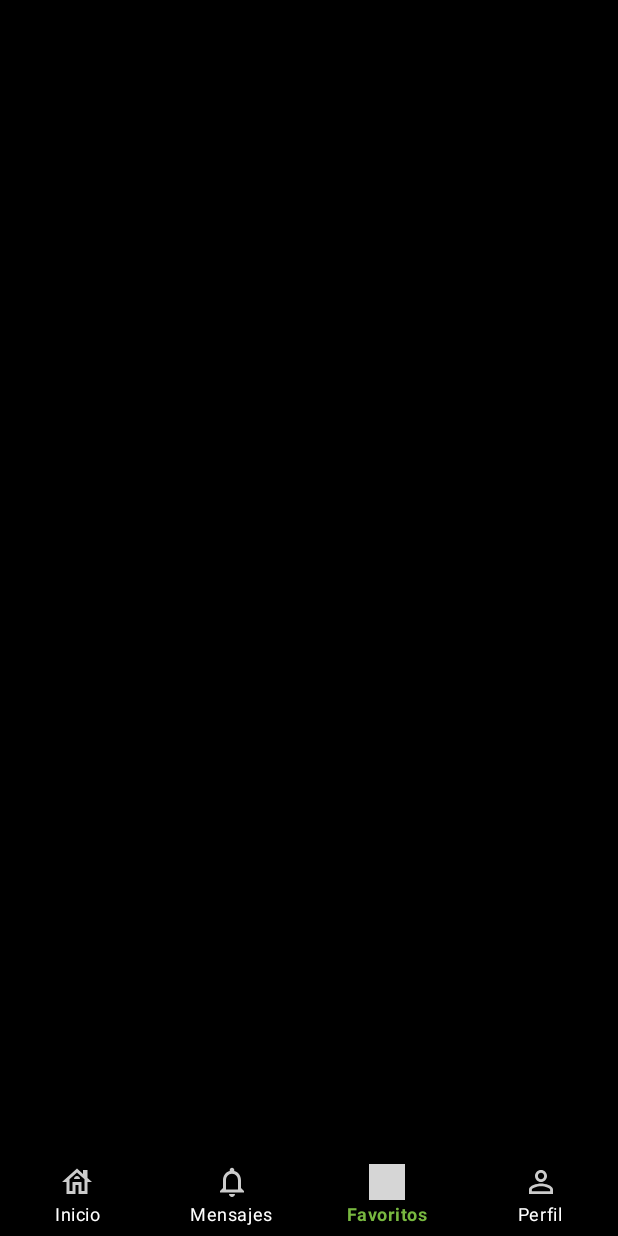
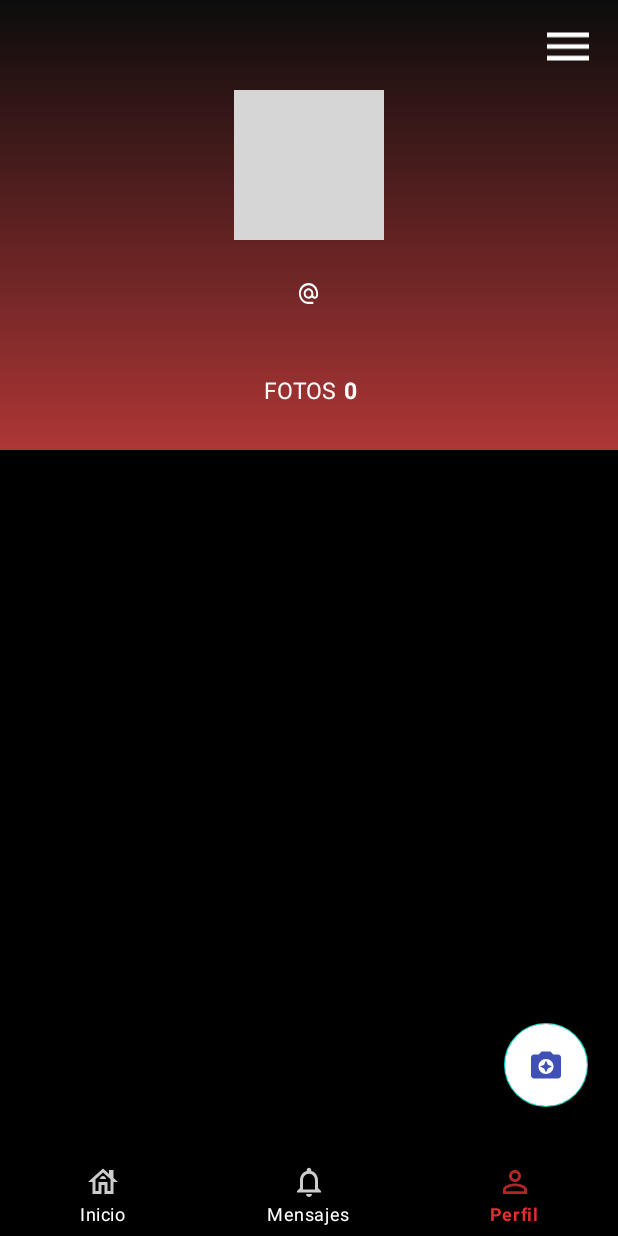
Before and after one commit to yettebek/fotay-app, an Android app: the MenuActivity screen opened directly, with no data from a screen before it, item 3 of the bottom bar chosen, on a phone screen of 412 x 824 dp. Run offline under Robolectric (Android 15) with nearby library versions, the phone set to English and light mode, and no system bars; our stand-ins replace CircleImageView, Picasso, Volley; libraries missing offline, so code that uses them is left out: com.github.dhaval2404.imagepicker; network calls fail; pictures from the network do not load; Roboto replaces fonts that are not available here; grey boxes are pictures that could not be loaded.

Commit message:
design changes in layout

```diff
--- a/app/src/main/java/com/project/fotayapp/activities/MenuActivity.java
+++ b/app/src/main/java/com/project/fotayapp/activities/MenuActivity.java
@@ -11,7 +11,6 @@ import androidx.fragment.app.Fragment;
 
 import com.google.android.material.bottomnavigation.BottomNavigationView;
 import com.project.fotayapp.R;
-import com.project.fotayapp.fragments.favouriteFragment;
 import com.project.fotayapp.fragments.homeFragment;
 import com.project.fotayapp.fragments.notificationFragment;
 import com.project.fotayapp.fragments.profileFragment;
@@ -43,9 +42,7 @@ public class MenuActivity extends AppCompatActivity {
                     currentFragment = new homeFragment();
                 } else if (id == R.id.nav_notif) {
                     currentFragment = new notificationFragment();
-                } else if (id == R.id.nav_fav) {
-                    currentFragment = new favouriteFragment();
-                } else if (id == R.id.nav_prof) {
+                }  else if (id == R.id.nav_prof) {
                     currentFragment = new profileFragment();
                 }
                 if (currentFragment != null) {
--- a/app/src/main/java/com/project/fotayapp/fragments/homeFragment.java
+++ b/app/src/main/java/com/project/fotayapp/fragments/homeFragment.java
@@ -7,8 +7,9 @@ import android.view.ViewGroup;
 import android.widget.Toast;
 
 import androidx.fragment.app.Fragment;
-import androidx.recyclerview.widget.GridLayoutManager;
+import androidx.recyclerview.widget.LinearLayoutManager;
 import androidx.recyclerview.widget.RecyclerView;
+import androidx.recyclerview.widget.StaggeredGridLayoutManager;
 
 import com.android.volley.Request;
 import com.android.volley.RequestQueue;
@@ -34,7 +35,7 @@ public class homeFragment extends Fragment {
     private RecyclerView recyclerView;
     private PostPhotoAdapter adapter;
     private ArrayList<PostPhoto> photoList = new ArrayList<PostPhoto>();
-    public final String webhostURL = "https://fotay.000webhostapp.com/fetchDataHome.php";
+    private static final int NUM_COLUMNS = 2;
 
 
     @Override
@@ -46,8 +47,10 @@ public class homeFragment extends Fragment {
         adapter = new PostPhotoAdapter(getContext(), photoList);
 
         recyclerView = view.findViewById(R.id.recyclerView);
-        GridLayoutManager gridLayoutManager = new GridLayoutManager(getContext(), 2);
-        recyclerView.setLayoutManager(gridLayoutManager);
+        //GridLayoutManager gridLayoutManager = new GridLayoutManager(getContext(), 2);
+        //declare a StaggeredGridLayoutManager with 2 columns
+        StaggeredGridLayoutManager staggeredGridLayoutManager = new StaggeredGridLayoutManager(NUM_COLUMNS, LinearLayoutManager.VERTICAL);
+        recyclerView.setLayoutManager(staggeredGridLayoutManager);
         recyclerView.setHasFixedSize(true);
         recyclerView.setAdapter(adapter);
 
@@ -70,6 +73,7 @@ public class homeFragment extends Fragment {
 
     private void getUserPosts() {
         //[Volley API]
+        String webhostURL = "https://fotay.000webhostapp.com/fetchDataHome.php";
         JsonArrayRequest JSONRequest = new JsonArrayRequest(Request.Method.GET, webhostURL, null,
                 new Response.Listener<JSONArray>() {
                     @Override
--- a/app/src/main/java/com/project/fotayapp/fragments/profileFragment.java
+++ b/app/src/main/java/com/project/fotayapp/fragments/profileFragment.java
@@ -11,13 +11,12 @@ import android.widget.ImageView;
 import android.widget.TextView;
 import android.widget.Toast;
 
-import androidx.annotation.NonNull;
 import androidx.annotation.Nullable;
 import androidx.fragment.app.Fragment;
-import androidx.recyclerview.widget.GridLayoutManager;
+import androidx.recyclerview.widget.LinearLayoutManager;
 import androidx.recyclerview.widget.RecyclerView;
+import androidx.recyclerview.widget.StaggeredGridLayoutManager;
 
-import com.android.volley.AuthFailureError;
 import com.android.volley.RequestQueue;
 import com.android.volley.Response;
 import com.android.volley.VolleyError;
@@ -38,7 +37,6 @@ import org.json.JSONObject;
 
 import java.util.ArrayList;
 import java.util.HashMap;
-import java.util.Map;
 
 public class profileFragment extends Fragment {
 
@@ -55,6 +53,7 @@ public class profileFragment extends Fragment {
     private PostPhotoAdapter adapter;
     private ArrayList<PostPhoto> photoList = new ArrayList<PostPhoto>();
 
+    private static final int NUM_COLUMNS = 2;
 
     @Override
     public View onCreateView(LayoutInflater inflater, ViewGroup container, Bundle savedInstanceState) {
@@ -75,21 +74,25 @@ public class profileFragment extends Fragment {
 
         //Inicializar adaptador
         adapter = new PostPhotoAdapter(getContext(), photoList);
-
+        //Inicializar recyclerView encargado de mostrar las fotos
         recyclerView = view.findViewById(R.id.rv_p_photos);
 
         // Inicializar base de datos sqlite
         db = new UserDataSQLite(getContext());
 
-        // Hashmap para obtener los datos del usuario desde sqlite
+        // Hashmap para obtener el nombre de usuario desde sqlite
         HashMap<String, String> user_sqlite = db.getUserName();
         String profile_username = user_sqlite.get("usu_nombre");
 
         //Método para obtener los posts del usuario desde la base de datos
         getUserPosts();
 
-        GridLayoutManager gridLayoutManager = new GridLayoutManager(getContext(), 2);
-        recyclerView.setLayoutManager(gridLayoutManager);
+        //declare a StaggeredGridLayoutManager with 2 columns
+        StaggeredGridLayoutManager staggeredGridLayoutManager = new StaggeredGridLayoutManager(NUM_COLUMNS, LinearLayoutManager.VERTICAL);
+
+        /*GridLayoutManager gridLayoutManager = new GridLayoutManager(getContext(), 2);*/
+
+        recyclerView.setLayoutManager(staggeredGridLayoutManager);
         recyclerView.setHasFixedSize(true);
         recyclerView.setAdapter(adapter);
 
@@ -130,18 +133,24 @@ public class profileFragment extends Fragment {
         return view;
     }
 
+    public String webhosturl(){
+        HashMap<String, String> user_sqlite = db.getUserName();
+        String nomUsu = user_sqlite.get("usu_nombre");
+        return "https://fotay.000webhostapp.com/fetchDataProfile.php?usu_nombre="+nomUsu;
+    }
+
     //Método para obtener los posts del usuario desde la base de datos
     private void getUserPosts() {
         // Hashmap para obtener los datos del usuario desde sqlite
-        HashMap<String, String> user_sqlite = db.getUserName();
-        String nomUsu = user_sqlite.get("usu_nombre");
+        //HashMap<String, String> user_sqlite = db.getUserName();
+        //String nomUsu = user_sqlite.get("usu_nombre");
 
         //[Volley API]
-        JsonArrayRequest JSONRequest = new JsonArrayRequest( webhostURL,
+        JsonArrayRequest JSONRequest = new JsonArrayRequest(webhosturl(),
                 new Response.Listener<JSONArray>() {
                     @Override
                     public void onResponse(JSONArray response) {
-                        //Toast.makeText(getContext(), "Cantidad de posts: " + response.length(), Toast.LENGTH_LONG).show();
+
                         tv_photo_count.setText(String.valueOf(response.length()));
                         try {
                             for (int i = 0; i < response.length(); i++) {
@@ -172,10 +181,13 @@ public class profileFragment extends Fragment {
                 }, new Response.ErrorListener() {
             @Override
             public void onErrorResponse(VolleyError error) {
-                Toast.makeText(getContext(), error.getLocalizedMessage(), Toast.LENGTH_LONG).show();
+                Toast.makeText(getContext(), "Sin imágenes.", Toast.LENGTH_SHORT).show();
+                //Toast.makeText(getContext(), error.getLocalizedMessage(), Toast.LENGTH_LONG).show();
+
+
             }
         }
-        ) {
+        );/* {
             @NonNull
             @Override
             protected Map<String, String> getParams() throws AuthFailureError {
@@ -183,7 +195,7 @@ public class profileFragment extends Fragment {
                 param.put("usu_nombre", nomUsu);
                 return param;
             }
-        };
+        };*/
         RequestQueue requestQueue = Volley.newRequestQueue(getContext());
         requestQueue.add(JSONRequest);
     }
--- /dev/null
+++ b/app/src/main/res/color/default_profile_pic_color.xml
@@ -0,0 +1,4 @@
+<?xml version="1.0" encoding="utf-8"?>
+<selector xmlns:android="http://schemas.android.com/apk/res/android">
+    <item android:color="#501D1D" />
+</selector>
--- /dev/null
+++ b/app/src/main/res/color/log_out_session.xml
@@ -0,0 +1,4 @@
+<?xml version="1.0" encoding="utf-8"?>
+<selector xmlns:android="http://schemas.android.com/apk/res/android">
+<item android:color="#D63D3D"  />
+</selector>
--- a/app/src/main/res/color/select_nav_btn.xml
+++ b/app/src/main/res/color/select_nav_btn.xml
@@ -1,5 +1,5 @@
 <?xml version="1.0" encoding="utf-8"?>
 <selector xmlns:android="http://schemas.android.com/apk/res/android">
-    <item android:color="#78B840" android:state_selected="true"/>
+    <item android:color="#E42D2D" android:state_selected="true"/>
     <item android:color="@android:color/background_light"/>
 </selector>
--- a/app/src/main/res/drawable/p_background_banner.xml
+++ b/app/src/main/res/drawable/p_background_banner.xml
@@ -4,8 +4,8 @@
         <shape>
 
             <gradient android:angle="90"
-                android:endColor="#78B840"
-                android:startColor="#000000"
+                android:endColor="#0C0C0C"
+                android:startColor="#AE3636"
                 android:type="linear" />
         </shape>
     </item>
--- a/app/src/main/res/layout/activity_menu.xml
+++ b/app/src/main/res/layout/activity_menu.xml
@@ -5,7 +5,6 @@
     android:layout_width="match_parent"
     android:layout_height="match_parent"
     android:fitsSystemWindows="true"
-    app:statusBarBackground="@android:color/transparent"
     tools:context=".activities.MenuActivity">
 
     <FrameLayout
--- a/app/src/main/res/layout/activity_options.xml
+++ b/app/src/main/res/layout/activity_options.xml
@@ -25,7 +25,7 @@
             android:layout_height="wrap_content"
             android:layout_marginTop="20dp"
             android:text="Cerrar sesión"
-            android:textColor="@color/btn_upload_img"
+            android:textColor="@color/log_out_session"
             android:textSize="30sp"
             android:layout_marginStart="70dp"
             android:textStyle="bold"/>
--- a/app/src/main/res/layout/fragment_profile.xml
+++ b/app/src/main/res/layout/fragment_profile.xml
@@ -7,12 +7,17 @@
     android:fitsSystemWindows="true"
     app:statusBarBackground="@android:color/transparent">
 
+    <ScrollView
+        android:layout_width="wrap_content"
+        android:layout_height="wrap_content"
+        android:fillViewport="true"
+        android:scrollbars="none">
+
         <RelativeLayout
             android:id="@+id/rl_profile"
             android:layout_width="match_parent"
-        android:layout_height="match_parent"
+            android:layout_height="wrap_content"
             android:layout_gravity="top"
-        app:statusBarBackground="@android:color/transparent"
             tools:context=".fragments.profileFragment">
 
             <ImageView
@@ -34,13 +39,12 @@
 
             <de.hdodenhof.circleimageview.CircleImageView
                 android:id="@+id/iv_p_userimage"
-            android:layout_width="106dp"
-            android:layout_height="106dp"
+                android:layout_width="100dp"
+                android:layout_height="100dp"
                 android:layout_centerHorizontal="true"
                 android:layout_marginTop="60dp"
                 android:src="@drawable/ic_no_profile_picture"
-            app:civ_border_width="0dp"
-            app:civ_circle_background_color="@color/btn_pressed" />
+                app:civ_circle_background_color="@color/default_profile_pic_color" />
 
             <TextView
                 android:id="@+id/tv_p_username"
@@ -80,6 +84,23 @@
                 android:textSize="15sp"
                 android:textStyle="bold" />
 
+
+            <androidx.recyclerview.widget.RecyclerView
+                android:id="@+id/rv_p_photos"
+                android:layout_width="match_parent"
+                android:layout_height="match_parent"
+                android:layout_marginTop="300dp"
+                android:background="@color/ic_launcher_background"
+                android:orientation="vertical" />
+
+        </RelativeLayout>
+    </ScrollView>
+
+    <RelativeLayout
+        android:layout_width="match_parent"
+        android:layout_height="match_parent"
+        android:layout_gravity="bottom">
+
         <com.google.android.material.floatingactionbutton.FloatingActionButton
             android:id="@+id/fab_imagen"
             android:layout_width="wrap_content"
@@ -94,17 +115,6 @@
             android:focusable="true"
             android:src="@drawable/ic__camera_fab"
             android:tint="@color/black" />
-
-
-        <androidx.recyclerview.widget.RecyclerView
-            android:id="@+id/rv_p_photos"
-            android:layout_width="match_parent"
-            android:layout_height="match_parent"
-            android:layout_marginTop="300dp"
-            android:orientation="vertical"
-            android:background="@color/ic_launcher_background"
-            />
-
     </RelativeLayout>
 
 </androidx.coordinatorlayout.widget.CoordinatorLayout>
--- a/app/src/main/res/menu/bottom_menu_items.xml
+++ b/app/src/main/res/menu/bottom_menu_items.xml
@@ -4,8 +4,6 @@
         android:title="Inicio"/>
     <item android:id="@+id/nav_notif" android:icon="@drawable/ic_notification_btn"
         android:title="Mensajes"/>
-    <item android:id="@+id/nav_fav" android:icon="@drawable/ic_favourite_btn"
-        android:title="Favoritos"/>
     <item android:id="@+id/nav_prof" android:icon="@drawable/ic_profile_btn"
         android:title="Perfil"/>
 </menu>
```
Also changed, not shown: app/src/main/java/com/project/fotayapp/adapters/PostPhotoAdapter.java (+10 -2 lines), app/src/main/res/layout/fragment_home.xml (+9 -7 lines), app/src/main/res/layout/layout_grid_photo.xml (+17 -18 lines), 1 other file. Lines whose indentation alone changed are shown as unchanged.
